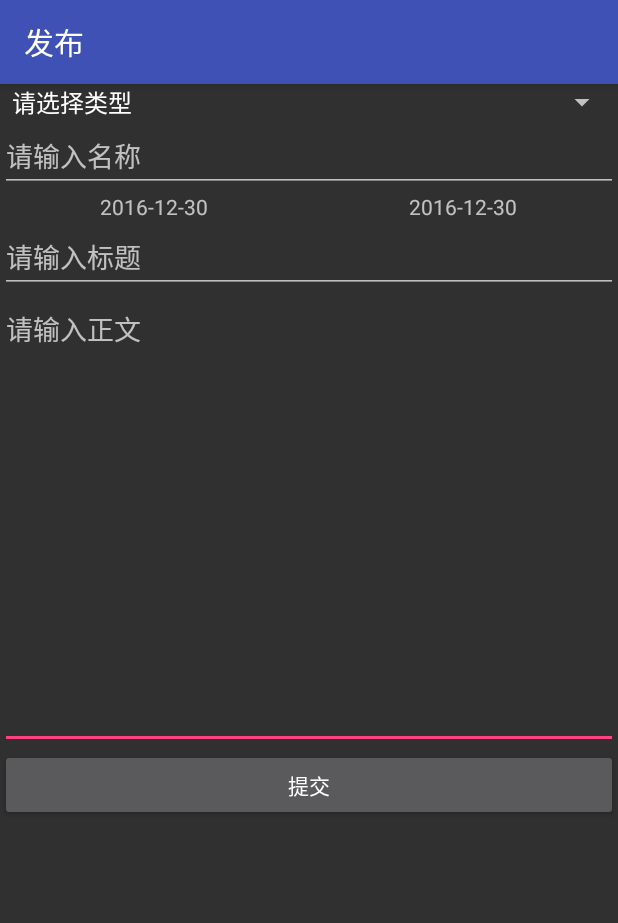
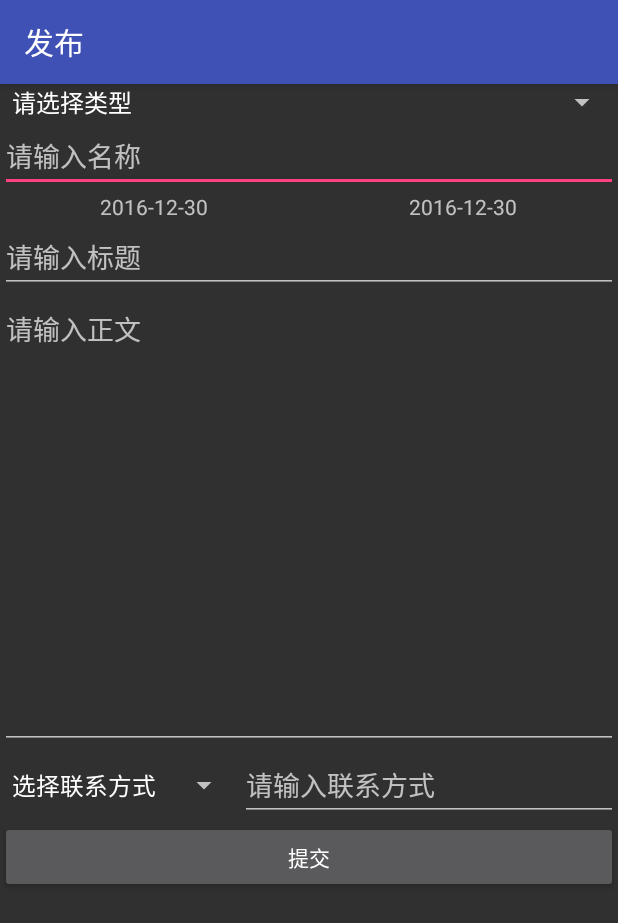
Before and after one commit to HiddenSnail/Flosing, an Android app: the LostPublishActivity screen opened directly, with no data from a screen before it, after a tap on "提交", on a phone screen of 412 x 824 dp. Shown: the top 923 px of the screen. Run offline under Robolectric (Android 15) with nearby library versions, the phone set to English and light mode, and no system bars; libraries missing offline, so code that uses them is left out: com.avos.avoscloud, rx.android.schedulers, rx.functions, rx.schedulers; 1 statement that could not run was skipped.

Commit message:
添加发布失物招领填写联系方式的部分，未与后端连接测试。

```diff
--- a/Flosing/app/src/main/java/com/our/flosing/view/LostPublishActivity.java
+++ b/Flosing/app/src/main/java/com/our/flosing/view/LostPublishActivity.java
@@ -40,6 +40,9 @@ public class LostPublishActivity extends AppCompatActivity implements ILostPubli
     private EditText nameView;
     private TextView startDateView;
     private TextView endDateView;
+    private Spinner contactWayView;
+    private EditText contactDetailView;
+
 
     private Date startDate;
     private Date endDate;
@@ -67,6 +70,8 @@ public class LostPublishActivity extends AppCompatActivity implements ILostPubli
         nameView = (EditText) findViewById(R.id.edittext_name_publish);
         startDateView = (TextView) findViewById(R.id.textview_startdate_publish);
         endDateView = (TextView) findViewById(R.id.textview_enddate_publish);
+        contactWayView = (Spinner) findViewById(R.id.spinner_contactWay_publish);
+        contactDetailView = (EditText) findViewById(R.id.edittext_contactDetail_publish);
 
         //设置calendar对象时间为现在时间
         Calendar calendar = Calendar.getInstance(Locale.CHINA);
@@ -115,10 +120,7 @@ public class LostPublishActivity extends AppCompatActivity implements ILostPubli
                 boolean cancel = false;
                 View focusView = null;
 
-                if ("请选择类型".equals(typesView.getSelectedItem().toString())){
-                    Toast.makeText(LostPublishActivity.this,"请选择类型",Toast.LENGTH_SHORT).show();
-                    cancel = true;
-                }
+
 /*                if ("".equals(startDateView.getText().toString())){
                     Toast.makeText(LostPublishActivity.this,"请选择起始时间",Toast.LENGTH_SHORT).show();
                     cancel = true;
@@ -127,24 +129,38 @@ public class LostPublishActivity extends AppCompatActivity implements ILostPubli
                     Toast.makeText(LostPublishActivity.this,"请选择结束时间",Toast.LENGTH_SHORT).show();
                     cancel = true;
                 }*/
-                if (startDate.after(endDate)){
-                    Toast.makeText(LostPublishActivity.this,"开始时间必须早于或等于结束时间",Toast.LENGTH_SHORT).show();
+
+                if ("选择联系方式".equals(contactWayView.getSelectedItem().toString())){
+                    Toast.makeText(LostPublishActivity.this,"请选择联系方式",Toast.LENGTH_SHORT).show();
                     cancel = true;
+                }
+                if ("".equals(contactDetailView.getText().toString())){
+                    Toast.makeText(LostPublishActivity.this,"请输入联系方式",Toast.LENGTH_SHORT).show();
+                    cancel = true;
+                    focusView = contactDetailView;
+                }
+                if ("".equals(descriptionView.getText().toString())){
+                    Toast.makeText(LostPublishActivity.this,"请输入正文",Toast.LENGTH_SHORT).show();
+                    cancel = true;
+                    focusView = descriptionView;
+                }
+                if ("".equals(titleView.getText().toString())){
+                    Toast.makeText(LostPublishActivity.this,"请输入标题",Toast.LENGTH_SHORT).show();
+                    cancel = true;
+                    focusView = titleView;
                 }
                 if ("".equals(nameView.getText().toString())){
                     Toast.makeText(LostPublishActivity.this,"请输入名称",Toast.LENGTH_SHORT).show();
                     cancel = true;
                     focusView = nameView;
                 }
-                if ("".equals(titleView.getText().toString())){
-                    Toast.makeText(LostPublishActivity.this,"请输入标题",Toast.LENGTH_SHORT).show();
+                if (startDate.after(endDate)){
+                    Toast.makeText(LostPublishActivity.this,"开始时间必须早于或等于结束时间",Toast.LENGTH_SHORT).show();
                     cancel = true;
-                    focusView = titleView;
                 }
-                if ("".equals(descriptionView.getText().toString())){
-                    Toast.makeText(LostPublishActivity.this,"请输入正文",Toast.LENGTH_SHORT).show();
+                if ("请选择类型".equals(typesView.getSelectedItem().toString())){
+                    Toast.makeText(LostPublishActivity.this,"请选择类型",Toast.LENGTH_SHORT).show();
                     cancel = true;
-                    focusView = descriptionView;
                 }
 
                 if(cancel){
@@ -207,6 +223,8 @@ public class LostPublishActivity extends AppCompatActivity implements ILostPubli
             lostCard.setSDate(startDate);
             lostCard.setEDate(endDate);
             lostCard.setIsFinish(false);
+            lostCard.setContactWay(contactWayView.getSelectedItem().toString());
+            lostCard.setContactDetail(contactDetailView.getText().toString());
 
             //test
             Log.d("lostCard",lostCard.getTitle());
@@ -214,6 +232,8 @@ public class LostPublishActivity extends AppCompatActivity implements ILostPubli
             Log.d("lostCard",lostCard.getDescription());
             Log.d("lostCard",lostCard.getSDate().toString());
             Log.d("lostCard",lostCard.getEDate().toString());
+            Log.d("lostCard",lostCard.getContactWay());
+            Log.d("lostCard",lostCard.getContactDetail());
 
             lostPublishPresenter.publishLost(lostCard);
 
--- a/Flosing/app/src/main/res/layout/avtivity_lost_publish.xml
+++ b/Flosing/app/src/main/res/layout/avtivity_lost_publish.xml
@@ -65,6 +65,23 @@
                 android:gravity="top"
                 android:hint="请输入正文"/>
 
+            <LinearLayout
+                android:orientation="horizontal"
+                android:layout_width="match_parent"
+                android:layout_height="wrap_content">
+
+                <Spinner
+                    android:id="@+id/spinner_contactWay_publish"
+                    android:layout_width="wrap_content"
+                    android:layout_height="wrap_content"
+                    android:entries="@array/contactway"></Spinner>
+                <EditText
+                    android:id="@+id/edittext_contactDetail_publish"
+                    android:layout_width="match_parent"
+                    android:layout_height="wrap_content"
+                    android:hint="请输入联系方式"/>
+            </LinearLayout>
+
             <Button
                 android:id="@+id/submit_publish_button"
                 android:layout_width="match_parent"
--- /dev/null
+++ b/Flosing/app/src/main/res/values/contactway.xml
@@ -0,0 +1,9 @@
+<?xml version="1.0" encoding="utf-8"?>
+<resources>
+    <string-array name="contactway">
+        <item>选择联系方式</item>
+        <item>电话</item>
+        <item>微信</item>
+        <item>QQ</item>
+    </string-array>
+</resources>
```
